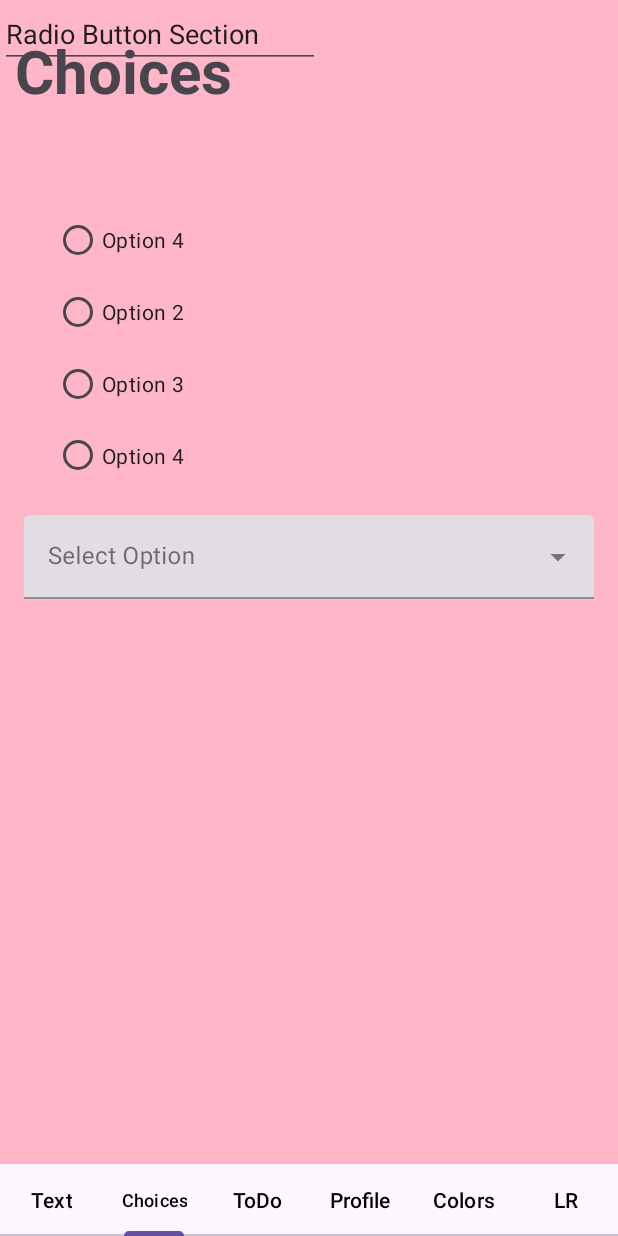
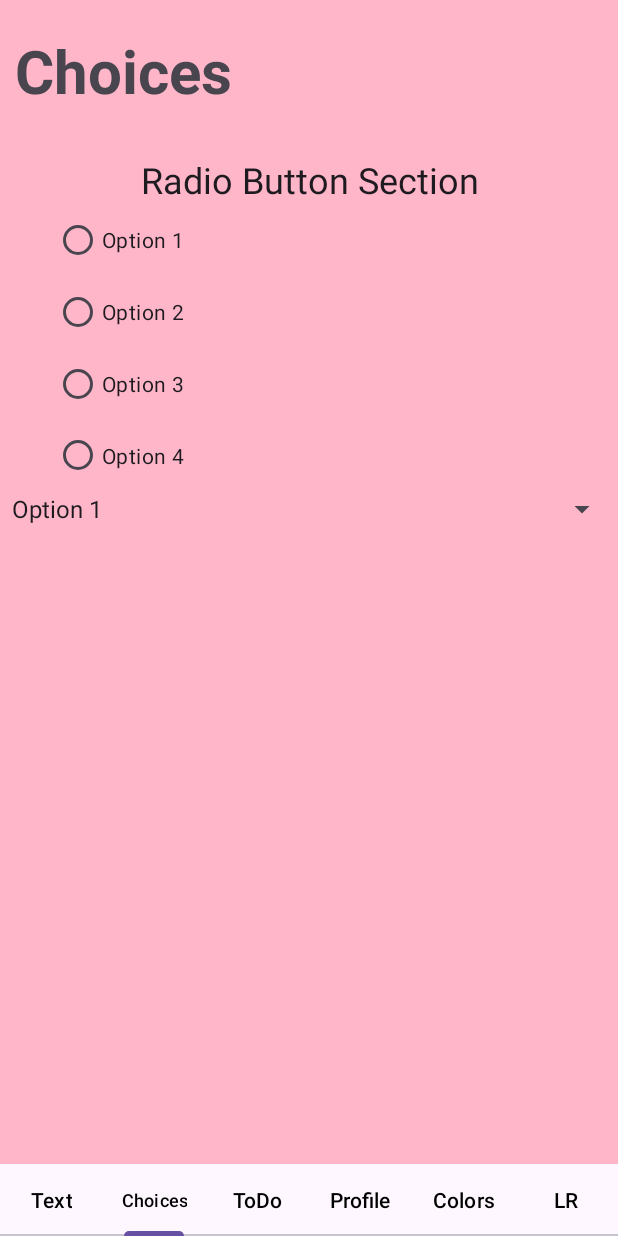
Before and after one commit to dinhner7/testing, an Android app: the screen it shows after launch (MainActivity), item 2 of the bottom bar chosen, on a phone screen of 412 x 824 dp. Run offline under Robolectric (Android 15) with nearby library versions, the phone set to English and light mode, and no system bars.

Commit message:
dropdown working

```diff
--- a/app/src/main/java/com/example/testing/Tab2.kt
+++ b/app/src/main/java/com/example/testing/Tab2.kt
@@ -5,6 +5,8 @@ import androidx.fragment.app.Fragment
 import android.view.LayoutInflater
 import android.view.View
 import android.view.ViewGroup
+import android.widget.ArrayAdapter
+import android.widget.Spinner
 
 // TODO: Rename parameter arguments, choose names that match
 // the fragment initialization parameters, e.g. ARG_ITEM_NUMBER
@@ -21,10 +23,8 @@ class Tab2 : Fragment() {
     private var param1: String? = null
     private var param2: String? = null
 
-    val dropdown_vals = arrayOf<String>("Option1", "Option2", "Option3")
-    // create autocomplete text view
+    // for my dropdown menu
 
-//    ArrayAdapter<String>
 
     override fun onCreate(savedInstanceState: Bundle?) {
         super.onCreate(savedInstanceState)
@@ -32,16 +32,27 @@ class Tab2 : Fragment() {
             param1 = it.getString(ARG_PARAM1)
             param2 = it.getString(ARG_PARAM2)
         }
-
-
     }
 
     override fun onCreateView(
         inflater: LayoutInflater, container: ViewGroup?,
         savedInstanceState: Bundle?
     ): View? {
+        val view = inflater.inflate(R.layout.fragment_tab2, container, false)
+        val dropdown_vals = mutableListOf("Option 1", "Option 2", "Option 3")
+        val spinner = view.findViewById<Spinner>(R.id.Dropdown)
+
+        // should allow the autocomplete option for dropdown menu
+        val adapter = ArrayAdapter.createFromResource(
+            requireContext(),
+            R.array.dropdown_options,
+            android.R.layout.simple_spinner_item
+        ).also{ adapter ->
+            adapter.setDropDownViewResource(android.R.layout.simple_spinner_dropdown_item)
+            spinner.setAdapter(adapter)
+        }
         // Inflate the layout for this fragment
-        return inflater.inflate(R.layout.fragment_tab2, container, false)
+        return view
     }
 
     companion object {
--- a/app/src/main/res/layout/fragment_tab2.xml
+++ b/app/src/main/res/layout/fragment_tab2.xml
@@ -13,22 +13,23 @@
         android:id="@+id/textView3"
         style="@style/titleStyle"
         android:layout_marginStart="10dp"
-        android:layout_marginLeft="10dp"
         android:layout_marginTop="20dp"
         android:text="Choices"
         app:layout_constraintStart_toStartOf="parent"
         app:layout_constraintTop_toTopOf="parent"
         tools:ignore="HardcodedText" />
 
-    <EditText
+    <TextView
+        style="@style/TextAppearance.Material3.HeadlineSmall"
+        android:gravity="center"
         android:id="@+id/ButtonHeader"
         android:layout_width="wrap_content"
         android:layout_height="wrap_content"
         android:ems="10"
-        android:inputType="text"
         android:text="Radio Button Section"
-        tools:layout_editor_absoluteX="100dp"
-        tools:layout_editor_absoluteY="73dp"
+        app:layout_constraintBottom_toTopOf="@+id/radioGroup3"
+        app:layout_constraintLeft_toLeftOf="parent"
+        app:layout_constraintRight_toRightOf="parent"
         tools:ignore="HardcodedText,MissingConstraints" />
 
     <RadioGroup
@@ -44,7 +45,7 @@
             android:id="@+id/Option1"
             android:layout_width="match_parent"
             android:layout_height="wrap_content"
-            android:text="@string/radio4" />
+            android:text="@string/radio1" />
         <RadioButton
             android:id="@+id/Option2"
             android:layout_width="match_parent"
@@ -64,27 +65,14 @@
             android:text="@string/radio4" />
     </RadioGroup>
 
-    <com.google.android.material.textfield.TextInputLayout
-        android:id="@+id/textInputLayout"
+    <Spinner
+        android:id="@+id/Dropdown"
         android:layout_width="match_parent"
         android:layout_height="wrap_content"
-        android:layout_margin="16dp"
-        android:hint="@string/select"
-        app:layout_constraintTop_toBottomOf="@+id/radioGroup3"
-        tools:layout_editor_absoluteX="16dp"
-        style="@style/Widget.MaterialComponents.TextInputLayout.FilledBox.ExposedDropdownMenu"
+        app:layout_constraintTop_toBottomOf="@id/radioGroup3"
         >
 
-        <AutoCompleteTextView
-            android:id="@+id/autoCompleteTxt"
-            android:layout_width="match_parent"
-            android:layout_height="wrap_content"
-            android:inputType="none"
-            app:layout_constraintTop_toBottomOf="@+id/textInputLayout"
-            tools:ignore="LabelFor"
-            />
-
-    </com.google.android.material.textfield.TextInputLayout>
+    </Spinner>
 
 
 
--- a/app/src/main/res/values/strings.xml
+++ b/app/src/main/res/values/strings.xml
@@ -10,6 +10,11 @@
 
     <!-- Dropdown menu -->
     <string name="select">Select Option</string>
+    <string-array name="dropdown_options">
+        <item>Option 1</item>
+        <item>Option 2</item>
+        <item>Option 3</item>
+    </string-array>
 
     <!-- Submit button -->
 
```
